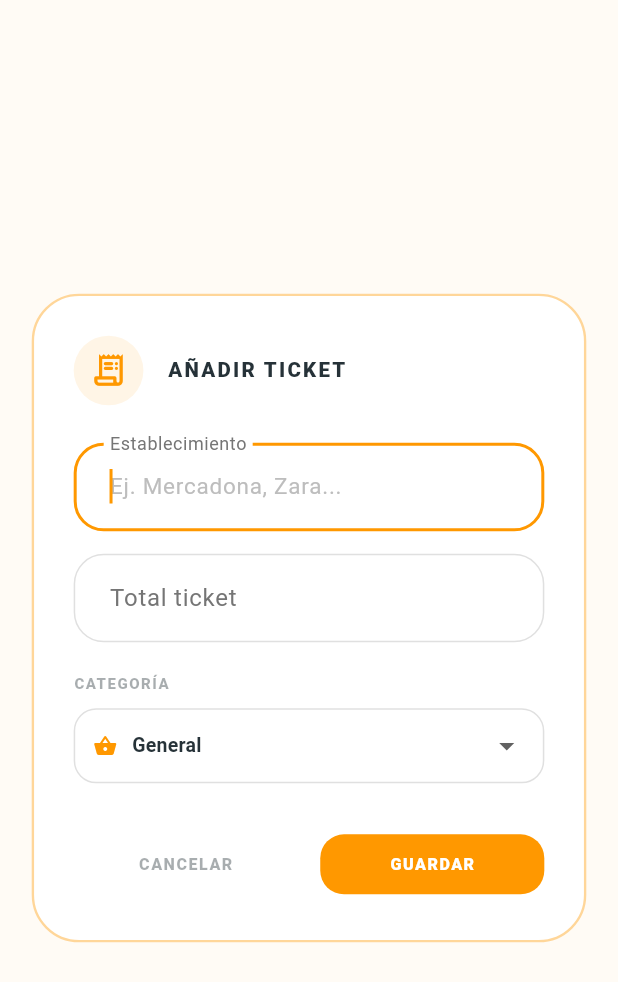
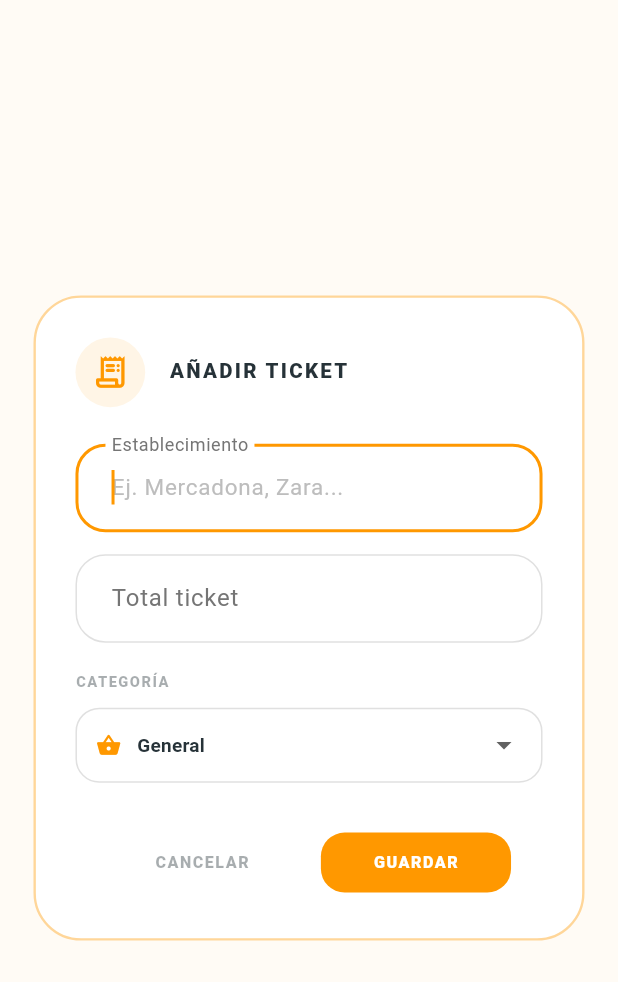
Before and after one commit to jmcerezodev/AhorrApp, a Flutter app: the AddEditTicketItemDialog widget shown alone on an empty page, opened directly, on a phone screen of 412 x 824 dp. Shown: the top 982 px of the screen. Run offline on Flutter 3.47's test engine with Material 3 defaults, Android fonts, the phone set to English and light mode, and no system bars; our stand-ins replace animate_do, appwrite, connectivity_plus, convex_bottom_bar, equatable, fl_chart and 11 more; missing offline and left inert: gal, google_mlkit_document_scanner, google_mlkit_text_recognition; accounts and stored records are empty; generated files the repository leaves out were written again; network calls fail.

Commit message:
feat: optimización responsiva del módulo de Tickets y validación de OCR
- Implementación de arquitectura de cabecera estática y lista de tickets con scroll independiente.
- Optimización de tarjetas de ticket con FittedBox y AspectRatio para visualización coherente de miniaturas.
- Adaptación de diálogos de detalle y edición de OCR con SingleChildScrollView para soporte de teclado.
- Ajuste proporcional de elementos visuales (imágenes y etiquetas) para evitar amontonamiento en iPhone 7.
- Refinamiento de fuentes y espaciados mediante ResponsiveUtils en todo el flujo de escaneo.
- Garantía de formato de números enteros (100) en todos los montos extraídos por la IA.

```diff
--- a/lib/presentation/widgets/dialogs/tickets_dialogs/add_edit_ticket_item_dialog.dart
+++ b/lib/presentation/widgets/dialogs/tickets_dialogs/add_edit_ticket_item_dialog.dart
@@ -1,3 +1,4 @@
+import 'package:ahorrapp/core/config/responsive_utils.dart';
 import 'package:ahorrapp/core/shared_preferences/preferences.dart';
 import 'package:ahorrapp/domain/entities/ticket_item.dart';
 import 'package:ahorrapp/presentation/bloc/tickets_cubit/tickets_cubit.dart';
@@ -36,7 +37,8 @@ class _AddEditTicketItemDialogState extends State<AddEditTicketItemDialog> {
   void initState() {
     super.initState();
     _nameController = TextEditingController(text: widget.item?.name ?? '');
-    _amountController = TextEditingController(text: widget.item == null || widget.item?.amount == 0 ? '' : widget.item?.amount.toString());
+    // REGLA DE ORO: Formato entero
+    _amountController = TextEditingController(text: widget.item == null || widget.item?.amount == 0 ? '' : widget.item?.amount.toInt().toString());
     _selectedCategory = widget.item?.category ?? 'general';
   }
 
@@ -54,7 +56,7 @@ class _AddEditTicketItemDialogState extends State<AddEditTicketItemDialog> {
 
     return CustomDialogWrapper(
       borderColor: Colors.orange.withValues(alpha: isDark ? 0.2 : 0.4),
-      horizontalInsetPadding: 20,
+      horizontalInsetPadding: 20.w,
       child: Column(
         mainAxisSize: MainAxisSize.min,
         children: [
@@ -64,7 +66,7 @@ class _AddEditTicketItemDialogState extends State<AddEditTicketItemDialog> {
             color: Colors.orange,
             colorScheme: colorScheme
           ),
-          const SizedBox(height: 25),
+          SizedBox(height: 25.h),
 
           Flexible(
             child: SingleChildScrollView(
@@ -85,40 +87,43 @@ class _AddEditTicketItemDialogState extends State<AddEditTicketItemDialog> {
                       }
                     },
                   ),
-                  const SizedBox(height: 15),
+                  SizedBox(height: 15.h),
 
                   CustomInputTextWidget(
                     controller: _amountController,
                     label: 'Total ticket',
-                    hintText: '0.00',
-                    textInputType: const TextInputType.numberWithOptions(decimal: true),
+                    hintText: '0',
+                    textInputType: const TextInputType.numberWithOptions(decimal: false),
                     enabled: !_isLoading,
                     autoFocus: false,
                   ),
 
-                  const SizedBox(height: 20),
+                  SizedBox(height: 20.h),
 
-                  Text('CATEGORÍA', style: TextStyle(fontSize: 10, fontWeight: FontWeight.w900, color: colorScheme.onSurface.withValues(alpha: 0.4), letterSpacing: 1)),
-                  const SizedBox(height: 10),
+                  FittedBox(
+                    fit: BoxFit.scaleDown,
+                    child: Text('CATEGORÍA', style: TextStyle(fontSize: 10.sp, fontWeight: FontWeight.w900, color: colorScheme.onSurface.withValues(alpha: 0.4), letterSpacing: 1))
+                  ),
+                  SizedBox(height: 10.h),
                   Container(
-                    padding: const EdgeInsets.symmetric(horizontal: 12),
+                    padding: EdgeInsets.symmetric(horizontal: 12.w),
                     decoration: BoxDecoration(
-                      borderRadius: BorderRadius.circular(15),
+                      borderRadius: BorderRadius.circular(15.w),
                       border: Border.all(color: isDark ? Colors.white12 : Colors.grey.shade300),
                     ),
                     child: DropdownButtonHideUnderline(
                       child: DropdownButton<String>(
                         value: _selectedCategory,
                         isExpanded: true,
-                        borderRadius: BorderRadius.circular(15),
+                        borderRadius: BorderRadius.circular(15.w),
                         items: _categories.map((cat) {
                           return DropdownMenuItem<String>(
                             value: cat['id'],
                             child: Row(
                               children: [
-                                Icon(cat['icon'], size: 16, color: Colors.orange),
-                                const SizedBox(width: 10),
-                                Text(cat['name'], style: const TextStyle(fontSize: 13, fontWeight: FontWeight.w600)),
+                                Icon(cat['icon'], size: 16.w, color: Colors.orange),
+                                SizedBox(width: 10.w),
+                                Text(cat['name'], style: TextStyle(fontSize: 13.sp, fontWeight: FontWeight.w600)),
                               ],
                             ),
                           );
@@ -132,19 +137,23 @@ class _AddEditTicketItemDialogState extends State<AddEditTicketItemDialog> {
             ),
           ),
 
-          const SizedBox(height: 30),
+          SizedBox(height: 30.h),
 
-          Row(
+          OverflowBar(
+            spacing: 15.w,
+            overflowSpacing: 10.h,
+            alignment: MainAxisAlignment.center,
             children: [
-              Expanded(
+              SizedBox(
+                width: 120.w,
                 child: AppDialogs.dialogSecondaryButton(
                   text: 'CANCELAR',
                   onPressed: () => Navigator.of(context).pop(),
                   colorScheme: colorScheme
                 ),
               ),
-              const SizedBox(width: 15),
-              Expanded(
+              SizedBox(
+                width: 120.w,
                 child: AppDialogs.dialogPrimaryButton(
                   text: 'GUARDAR',
                   onPressed: _isLoading ? null : _save,
@@ -178,7 +187,8 @@ class _AddEditTicketItemDialogState extends State<AddEditTicketItemDialog> {
       id: widget.item?.id ?? const Uuid().v4(),
       userId: Preferences.uId,
       name: name,
-      amount: amount,
+      // REGLA DE ORO: Guardar como entero
+      amount: amount.toInt().toDouble(),
       date: widget.item?.date ?? DateTime.now(),
       imagePath: widget.item?.imagePath,
       category: _selectedCategory,
```
Also changed, not shown: lib/presentation/screens/tickets_screen.dart (+31 -20 lines), lib/presentation/widgets/tickets_screen/ticket_item_card.dart (+41 -28 lines), lib/presentation/widgets/tickets_screen/tickets_app_bar.dart (+7 -6 lines), lib/presentation/widgets/tickets_screen/tickets_history_widget.dart (+6 -4 lines), lib/presentation/widgets/tickets_screen/tickets_summary_widget.dart (+38 -27 lines).
